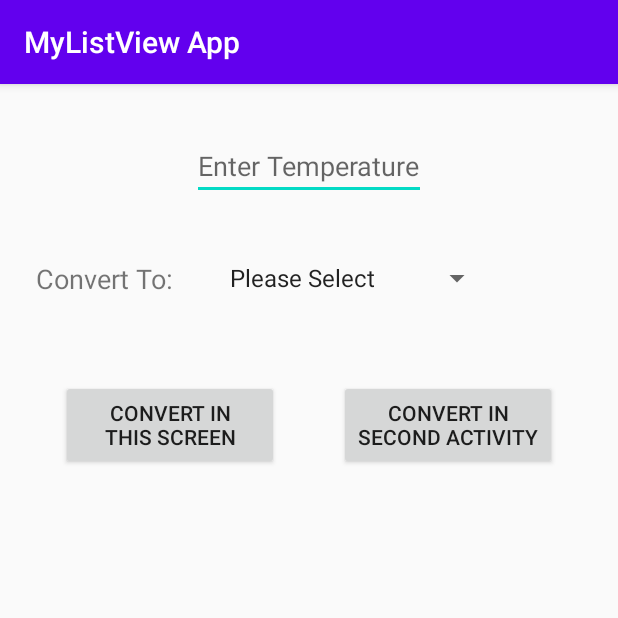
After one commit to Colms152/is4447_Assesment1, an Android app: the TemperatureActivity screen opened directly, with no data from a screen before it, on a phone screen of 412 x 824 dp, the top half of it. The commit adds this screen. Run offline under Robolectric (Android 15) with nearby library versions, the phone set to English and light mode, and no system bars.

Commit message:
Temp COnverter

```diff
--- a/app/src/main/AndroidManifest.xml
+++ b/app/src/main/AndroidManifest.xml
@@ -9,7 +9,9 @@
         android:roundIcon="@mipmap/ic_launcher_round"
         android:supportsRtl="true"
         android:theme="@style/AppTheme">
-        <activity android:name=".MathActivity"></activity>
+        <activity android:name=".TempResult"></activity>
+        <activity android:name=".TemperatureActivity" />
+        <activity android:name=".MathActivity" />
         <activity android:name=".ListviewActivity">
             <intent-filter>
                 <action android:name="android.intent.action.Listview" />
--- /dev/null
+++ b/app/src/main/res/layout/activity_temperature.xml
@@ -0,0 +1,85 @@
+<?xml version="1.0" encoding="utf-8"?>
+<androidx.constraintlayout.widget.ConstraintLayout  xmlns:android="http://schemas.android.com/apk/res/android"
+    xmlns:app="http://schemas.android.com/apk/res-auto"
+    xmlns:tools="http://schemas.android.com/tools"
+    android:layout_width="match_parent"
+    android:layout_height="match_parent"
+    tools:context=".TemperatureActivity">
+
+    <EditText
+        android:id="@+id/etEnterTemp"
+        android:layout_width="156dp"
+        android:layout_height="wrap_content"
+        android:layout_marginStart="8dp"
+        android:layout_marginTop="32dp"
+        android:layout_marginEnd="8dp"
+        android:ems="10"
+        android:hint="@string/enter_temperature"
+        android:inputType="numberSigned|numberDecimal"
+        app:layout_constraintEnd_toEndOf="parent"
+        app:layout_constraintStart_toStartOf="parent"
+        app:layout_constraintTop_toTopOf="parent"
+        android:importantForAutofill="no" />
+
+    <Spinner
+        android:id="@+id/spType"
+        android:layout_width="183dp"
+        android:layout_height="40dp"
+        android:layout_marginStart="21dp"
+        android:layout_marginTop="32dp"
+        android:layout_marginEnd="84dp"
+        android:entries="@array/Temperature_Type"
+        app:layout_constraintEnd_toEndOf="parent"
+        app:layout_constraintStart_toEndOf="@+id/textView2"
+        app:layout_constraintTop_toBottomOf="@+id/etEnterTemp" />
+
+    <TextView
+        android:id="@+id/tvResult"
+        android:layout_width="wrap_content"
+        android:layout_height="wrap_content"
+        android:layout_marginStart="8dp"
+        android:layout_marginTop="50dp"
+        android:layout_marginEnd="8dp"
+        android:text="@string/result"
+        android:textSize="24sp"
+        android:visibility="invisible"
+        app:layout_constraintEnd_toEndOf="parent"
+        app:layout_constraintHorizontal_bias="0.501"
+        app:layout_constraintStart_toStartOf="parent"
+        app:layout_constraintTop_toBottomOf="@+id/btnConvert" />
+
+    <Button
+        android:id="@+id/btnConvert"
+        android:layout_width="145dp"
+        android:layout_height="60dp"
+        android:layout_marginTop="48dp"
+        android:text="Convert In\nThis Screen"
+        app:layout_constraintEnd_toStartOf="@+id/btnConvertInSecondActivity"
+        app:layout_constraintHorizontal_bias="0.5"
+        app:layout_constraintStart_toStartOf="parent"
+        app:layout_constraintTop_toBottomOf="@+id/spType" />
+
+    <TextView
+        android:id="@+id/textView2"
+        android:layout_width="wrap_content"
+        android:layout_height="wrap_content"
+        android:layout_marginStart="24dp"
+        android:layout_marginTop="40dp"
+        android:layout_marginEnd="8dp"
+        android:text="Convert To:"
+        android:textSize="18sp"
+        app:layout_constraintEnd_toStartOf="@+id/spType"
+        app:layout_constraintStart_toStartOf="parent"
+        app:layout_constraintTop_toBottomOf="@+id/etEnterTemp" />
+
+    <Button
+        android:id="@+id/btnConvertInSecondActivity"
+        android:layout_width="145dp"
+        android:layout_height="60dp"
+        android:layout_marginTop="48dp"
+        android:text="Convert In\nSecond Activity"
+        app:layout_constraintEnd_toEndOf="parent"
+        app:layout_constraintHorizontal_bias="0.5"
+        app:layout_constraintStart_toEndOf="@+id/btnConvert"
+        app:layout_constraintTop_toBottomOf="@+id/spType" />
+</androidx.constraintlayout.widget.ConstraintLayout >
--- a/app/src/main/res/values/strings.xml
+++ b/app/src/main/res/values/strings.xml
@@ -5,6 +5,7 @@
     <string name="second_activity">List View + Photos</string>
     <string name="google_search">Googgle Search</string>
     <string name="calculator">Calculator</string>
+    <string name="temperature_converter">Temperature Converter</string>
 
     <!--MyListViewData-->
     <string-array name="items">
@@ -27,4 +28,15 @@
     </string-array>
 
 
+    <string name="result">Result</string>
+    <string name="enter_temperature">Enter Temperature</string>
+
+
+    <string-array name="Temperature_Type">
+        <item>Please Select</item>
+        <item>Celsius</item>
+        <item>Fahrenheit</item>
+    </string-array>
+
+
 </resources>
```
Also changed, not shown: app/src/main/java/ie/ucc/bis/is4447/mylistviewapp/MainActivity.java (+10 -0 lines), app/src/main/java/ie/ucc/bis/is4447/mylistviewapp/TempResult.java (added, +20 -0 lines), app/src/main/java/ie/ucc/bis/is4447/mylistviewapp/TemperatureActivity.java (added, +128 -0 lines), app/src/main/res/layout/activity_main.xml (+14 -2 lines), app/src/main/res/layout/activity_temp_result.xml (added, +20 -0 lines).
